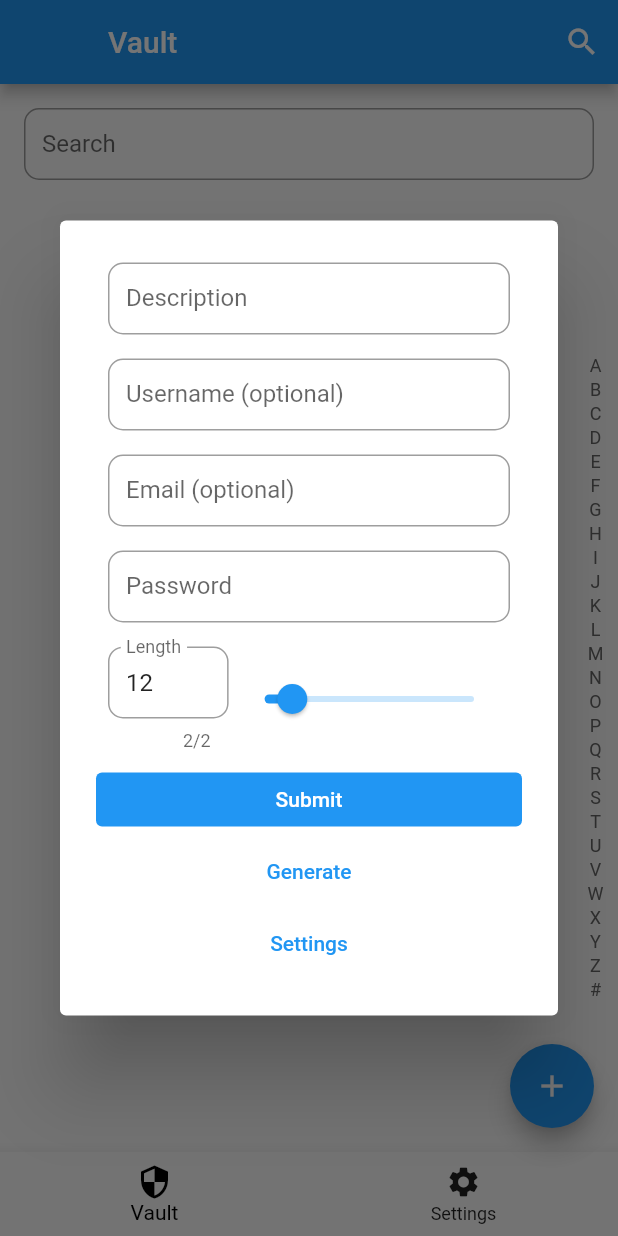
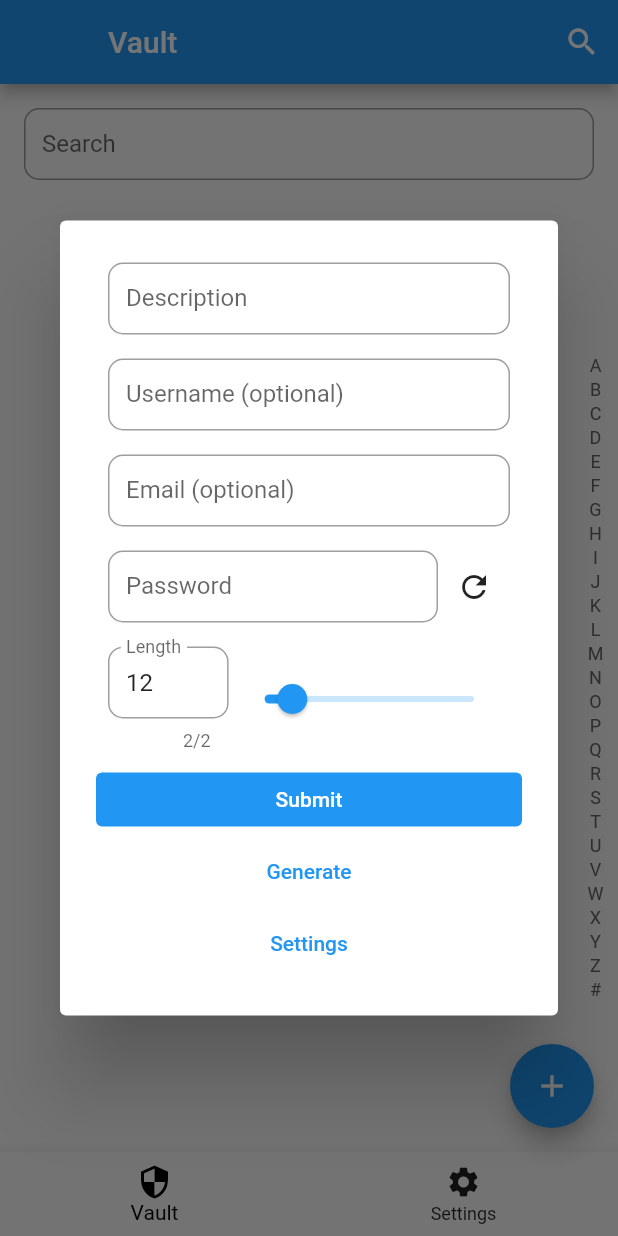
Before and after one commit to Dj-Polyester/OpenPass, a Flutter app: the screen it shows after launch, after a tap on the "search" icon, after a tap on the "add" icon, on a phone screen of 412 x 824 dp. Run offline on Flutter 3.47's test engine with Material 2 defaults, Android fonts, the phone set to English and light mode, and no system bars; drawn by our look-alikes of azlistview; our stand-ins replace email_validator, fluttertoast, hive, hive_flutter, tuple; accounts and stored records are empty.

Commit message:
rename update - add validator function in PasswdScreen

```diff
--- a/lib/pages/vault.dart
+++ b/lib/pages/vault.dart
@@ -10,6 +10,7 @@ import 'package:polipass/db/db.dart';
 import 'package:polipass/models/passkey.dart';
 import 'package:polipass/screens/passwd_screen.dart';
 import 'package:polipass/utils/custom_page.dart';
+import 'package:polipass/utils/generator.dart';
 import 'package:polipass/utils/globals.dart';
 import 'package:polipass/widgets/custom_animated_size.dart';
 import 'package:polipass/widgets/custom_appbar_checkbox.dart';
@@ -113,10 +114,16 @@ class _VaultBody extends StatelessWidget {
                 context.read<CustomListModel>().reset();
 
                 SuspensionUtil.setShowSuspensionStatus(azItems);
-
                 return AzListView(
+                  key: UniqueKey(),
                   data: azItems,
-                  // padding: const EdgeInsets.all(Globals.itemsPaddingMax),
+                  separatorBuilder: (_, __) => const Divider(
+                    height: 1,
+                    color: Colors.black54,
+                    indent: Globals.sidePadding,
+                    endIndent: Globals.sidePadding,
+                  ),
+                  padding: const EdgeInsets.only(bottom: 50),
                   itemCount: passkeysRefined.length,
                   itemBuilder: (BuildContext context, int i) {
                     PassKey passkey = passkeysRefined[i];
--- a/lib/screens/passwd_screen.dart
+++ b/lib/screens/passwd_screen.dart
@@ -20,6 +20,19 @@ class PasswdScreen extends StatelessWidget {
 
   late String formKeySwitch;
   final GlobalKey<FormState> formKey = GlobalKey<FormState>();
+
+  String? validator({
+    List<bool> conditions = const [],
+    List<String Function(String? value)> functions = const [],
+    String? value,
+  }) {
+    for (var i = 0; i < conditions.length; i++) {
+      if (conditions[i]) {
+        return functions[i](value);
+      }
+    }
+    return null;
+  }
 
   late final Map<String, dynamic> dialogOptions = {
     "desc": CustomTextWithProvider(
@@ -47,7 +60,7 @@ class PasswdScreen extends StatelessWidget {
       labelText: "Email (optional)",
       hintText: "Enter email",
       validator: (String? value) {
-        //TODO compare value and settings, reject if inconsistent
+        //compare value and settings, reject if inconsistent
         if (formKeySwitch == "submit" && value!.isNotEmpty) {
           Validator validator = getValidator(value);
 
@@ -59,7 +72,7 @@ class PasswdScreen extends StatelessWidget {
       },
       inputText: (globalPasskey == null) ? null : globalPasskey!.email,
     ),
-    "length": CustomTextSliderPasswdWithProvider(
+    "length": CustomTextSecretWithProvider(
       labelText: "Password",
       hintText: "Enter password",
       text: "Length",
@@ -124,7 +137,7 @@ class PasswdScreen extends StatelessWidget {
           item is CustomTextCheckboxSliderWithProvider) {
         allowedChars[key] = item.checkboxModel.value;
       }
-      if (item is CustomTextSliderPasswdWithProvider ||
+      if (item is CustomTextSecretWithProvider ||
           item is CustomTextCheckboxSliderWithProvider) {
         numChars[key] = item.sliderModel.value.toInt();
       }
--- a/lib/utils/globals.dart
+++ b/lib/utils/globals.dart
@@ -40,15 +40,16 @@ class GlobalModel extends ChangeNotifier {
 }
 
 class Globals {
-  static double passKeyItemViewMinHeight = 50;
-
   static EdgeInsets itemsPadding = const EdgeInsets.only(
     left: 20.0,
     right: 20.0,
     top: 2.0,
     bottom: 2.0,
   );
-  static const double itemsPaddingMax = 10, itemsSpacing = 10;
+  static const double itemsPaddingMax = 10,
+      itemsSpacing = 10,
+      passKeyItemViewMinHeight = 50,
+      sidePadding = 30;
 
   static bool isNumeric(String? s) {
     if (s == null) {
--- a/lib/widgets/custom_list_item.dart
+++ b/lib/widgets/custom_list_item.dart
@@ -174,8 +174,8 @@ class PassKeyListItem extends StatelessWidget {
                 visible: azItem.isShowSuspension,
                 child: Padding(
                   padding: const EdgeInsets.only(
-                    left: 10.0,
-                    right: 30.0,
+                    left: Globals.sidePadding,
+                    right: Globals.sidePadding,
                     top: 2.0,
                     bottom: 2.0,
                   ),
@@ -204,6 +204,7 @@ class PassKeyListItem extends StatelessWidget {
                         .selectedItems[passkey.desc]!
                     : false,
                 onLongPress: () {
+                  // context.read<CustomListModel>().turnOffSearchVisibility();
                   context.read<CustomListModel>().toggleSelectVisibility();
                   context.read<CustomListItemModel>().setCheckbox(true);
                 },
--- a/lib/widgets/custom_text_slider_passwd.dart
+++ b/lib/widgets/custom_text_slider_passwd.dart
@@ -1,3 +1,4 @@
+import 'package:polipass/utils/globals.dart';
 import 'package:polipass/widgets/custom_text.dart';
 import 'package:polipass/widgets/custom_text_digit.dart';
 import 'package:provider/provider.dart';
@@ -6,8 +7,8 @@ import 'package:polipass/widgets/custom_slider.dart';
 import 'package:polipass/widgets/custom_text_slider.dart';
 import 'package:polipass/widgets/custom_text_style.dart';
 
-class CustomTextSliderPasswdWithProvider extends StatelessWidget {
-  CustomTextSliderPasswdWithProvider({
+class CustomTextSecretWithProvider extends StatelessWidget {
+  CustomTextSecretWithProvider({
     Key? key,
     this.validator,
     this.labelText = "",
@@ -38,7 +39,7 @@ class CustomTextSliderPasswdWithProvider extends StatelessWidget {
         ChangeNotifierProvider.value(value: textPasswdModel),
       ],
       builder: (context, _) {
-        return CustomTextSliderPasswd(
+        return CustomTextSecret(
           sliderTextLabel: text,
           min: min,
           max: max,
@@ -51,8 +52,8 @@ class CustomTextSliderPasswdWithProvider extends StatelessWidget {
   }
 }
 
-class CustomTextSliderPasswd extends StatelessWidget {
-  CustomTextSliderPasswd({
+class CustomTextSecret extends StatelessWidget {
+  CustomTextSecret({
     Key? key,
     this.validator,
     this.labelText = "",
@@ -71,6 +72,9 @@ class CustomTextSliderPasswd extends StatelessWidget {
       children: [
         Padding(
           padding: const EdgeInsets.all(8.0),
+          child: Row(
+            children: [
+              Expanded(
                 child: CustomText(
                   validator: validator,
                   labelText: labelText,
@@ -83,8 +87,20 @@ class CustomTextSliderPasswd extends StatelessWidget {
                         .length
                         .toDouble();
                     context.read<CustomSliderModel>().setValue(tmpval);
-              context.read<CustomTextDigitModel>().setTextFromDouble(tmpval);
+                    context
+                        .read<CustomTextDigitModel>()
+                        .setTextFromDouble(tmpval);
                   },
+                ),
+              ),
+              IconButton(
+                onPressed: () {},
+                icon: const Icon(Icons.refresh),
+                tooltip: "generate",
+                splashRadius: context
+                    .select((GlobalModel globalmodel) => globalmodel.fontSize),
+              )
+            ],
           ),
         ),
         Padding(
```
Also changed, not shown: lib/widgets/custom_list.dart (+8 -3 lines), lib/widgets/custom_list_item_view.dart (+6 -7 lines), pubspec.yaml (+6 -1 lines), pubspec.lock. Lines whose indentation alone changed are shown as unchanged.
